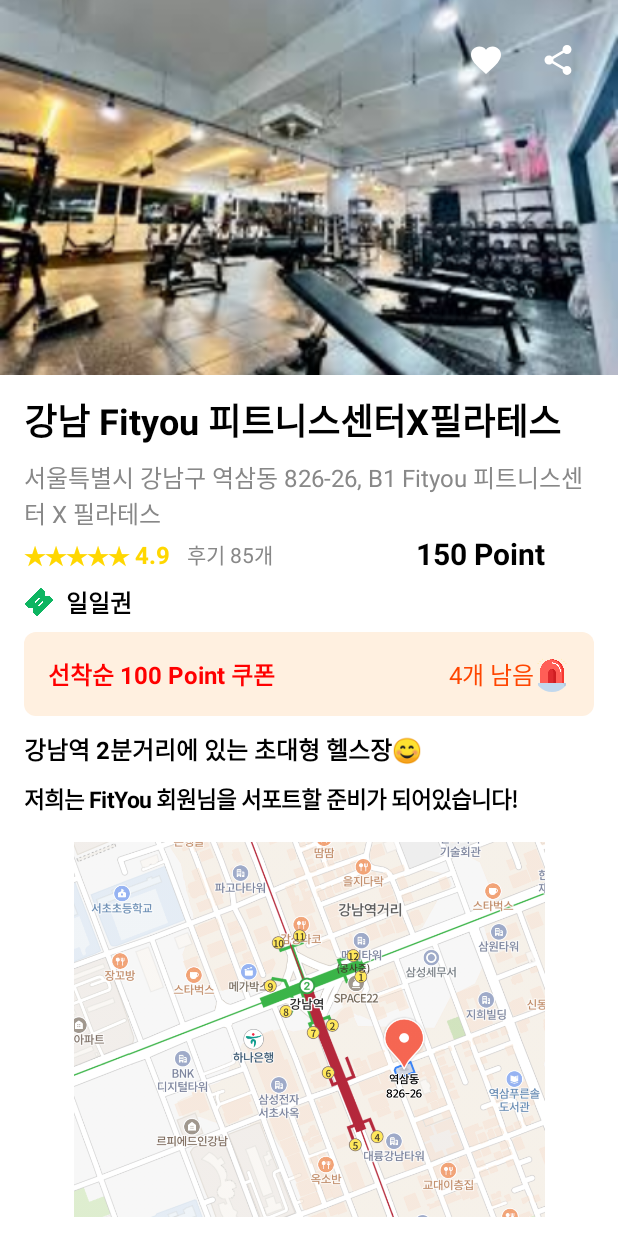
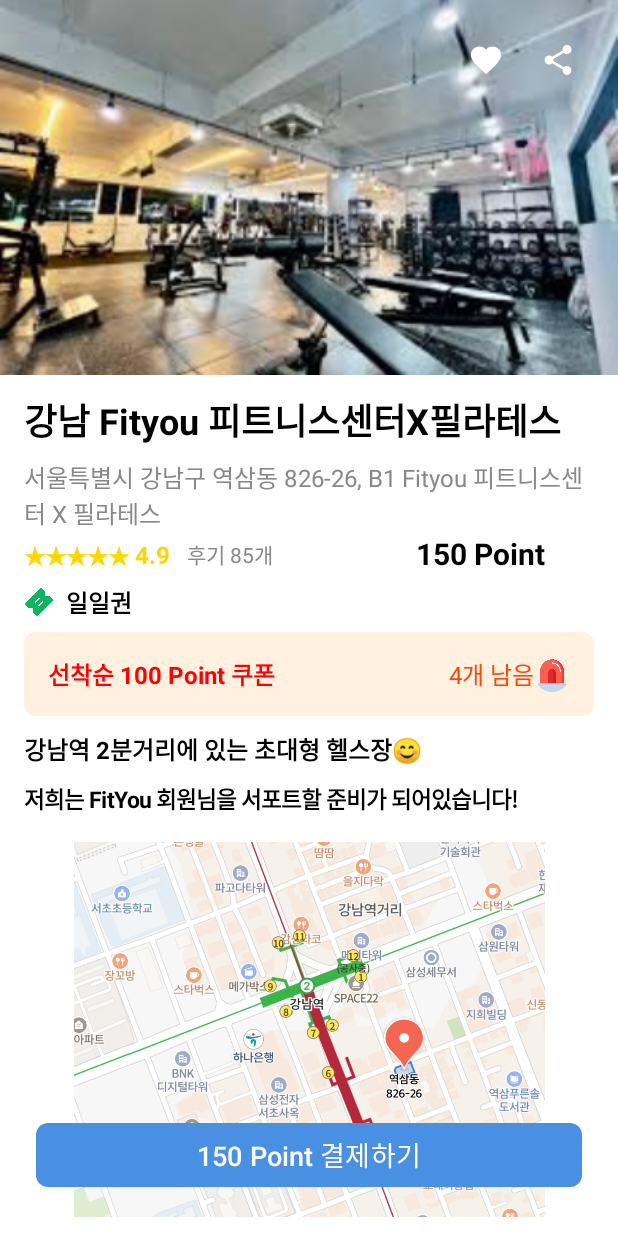
Before and after one commit to HWANGHEEWSUNG/GroupWare, an Android app built with Jetpack Compose: the @Preview function PreviewGymInfoScreen, on a phone screen of 412 x 824 dp. Run offline under Robolectric (Android 15) with nearby library versions, the phone set to English and light mode, and no system bars.

Commit message:
성다희 - GyminfoScreen Update & Preview adds

```diff
--- a/app/src/main/java/com/example/groupware/gymScreen/GyminfoScreen.kt
+++ b/app/src/main/java/com/example/groupware/gymScreen/GyminfoScreen.kt
@@ -1,17 +1,10 @@
-package com.example.groupware.gymScreen
+package com.example.groupware.profileScreen
 
 import androidx.compose.foundation.Image
 import androidx.compose.foundation.background
-import androidx.compose.foundation.layout.Box
-import androidx.compose.foundation.layout.Column
-import androidx.compose.foundation.layout.Row
-import androidx.compose.foundation.layout.Spacer
-import androidx.compose.foundation.layout.fillMaxSize
-import androidx.compose.foundation.layout.fillMaxWidth
-import androidx.compose.foundation.layout.height
-import androidx.compose.foundation.layout.padding
-import androidx.compose.foundation.layout.size
-import androidx.compose.foundation.layout.width
+import androidx.compose.foundation.layout.*
+import androidx.compose.foundation.rememberScrollState
+import androidx.compose.foundation.verticalScroll
 import androidx.compose.foundation.shape.RoundedCornerShape
 import androidx.compose.material.icons.Icons
 import androidx.compose.material.icons.filled.Favorite
@@ -30,19 +23,24 @@ import androidx.compose.ui.graphics.Color
 import androidx.compose.ui.layout.ContentScale
 import androidx.compose.ui.res.painterResource
 import androidx.compose.ui.text.font.FontWeight
-import androidx.compose.ui.unit.sp
 import androidx.compose.ui.tooling.preview.Preview
 import androidx.compose.ui.unit.dp
+import androidx.compose.ui.unit.sp
 import androidx.navigation.NavController
 import androidx.navigation.compose.rememberNavController
 import com.example.groupware.R
 
 @Composable
 fun GymInfoScreen(navController: NavController) {
+    Box(
+        modifier = Modifier
+            .fillMaxSize()
+            .background(Color.White)
+    ) {
         Column(
             modifier = Modifier
                 .fillMaxSize()
-            .background(Color.White)
+                .verticalScroll(rememberScrollState())  // 필요하면 밑으로 스크롤 할 수 있는 기능
         ) {
             Box(
                 modifier = Modifier
@@ -121,7 +119,6 @@ fun GymInfoScreen(navController: NavController) {
                 verticalAlignment = Alignment.CenterVertically,
                 modifier = Modifier.padding(horizontal = 16.dp)
             ) {
-
                 Image(
                     painter = painterResource(id = R.drawable.ticket),
                     contentDescription =  "일일권 왼쪽 Icon",
@@ -135,8 +132,8 @@ fun GymInfoScreen(navController: NavController) {
                     fontWeight = FontWeight.Bold,
                     fontSize = 16.sp
                 )
+            }
 
-        }
             Spacer(modifier = Modifier.height(8.dp))
             Card(
                 modifier = Modifier
@@ -144,7 +141,6 @@ fun GymInfoScreen(navController: NavController) {
                     .padding(horizontal = 16.dp),
                 colors = CardDefaults.cardColors(Color(0xFFFFF0E0)),
                 shape = RoundedCornerShape(8.dp)
-
             ) {
                 Row(
                     modifier = Modifier
@@ -205,13 +201,17 @@ fun GymInfoScreen(navController: NavController) {
             )
 
             Spacer(modifier = Modifier.height(200.dp))
+        }
+
+        // "150 point 결제하기" 버튼 항상 같은 자리에 떠있도록
         Button(
             onClick = { /* Handle membership selection */ },
             colors = ButtonDefaults.buttonColors(containerColor = Color(0xFF4A90E2)),
             shape = RoundedCornerShape(8.dp),
             modifier = Modifier
+                .align(Alignment.BottomCenter)
                 .fillMaxWidth()
-                .padding(horizontal = 16.dp)
+                .padding(horizontal = 24.dp, vertical = 30.dp)
         ) {
             Text(
                 text = "150 Point 결제하기",
```
Lines whose indentation alone changed are shown as unchanged.
